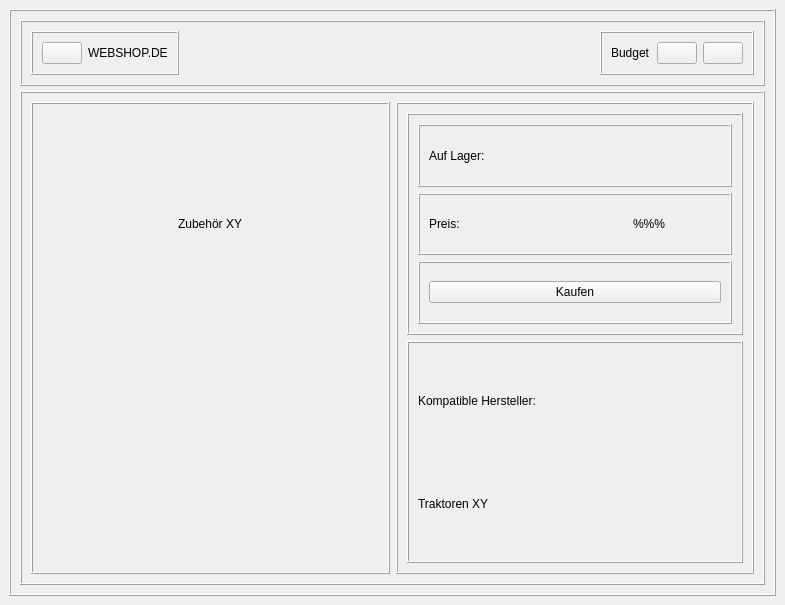
Above: frontend/accessoriesWindow.ui from nhatlam96/gui-xtraktor before the change. Below: the same form after it.
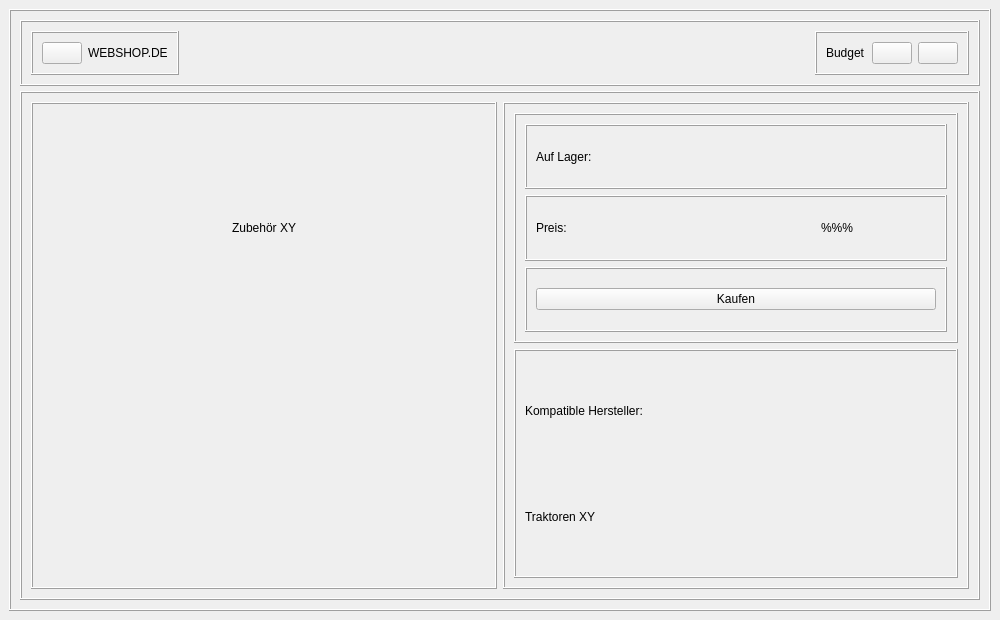
That is the form after the change. Icons and pictures are not drawn.

```diff
--- a/frontend/accessoriesWindow.ui
+++ b/frontend/accessoriesWindow.ui
@@ -6,14 +6,26 @@
    <rect>
     <x>0</x>
     <y>0</y>
-    <width>785</width>
-    <height>605</height>
+    <width>1000</width>
+    <height>620</height>
    </rect>
   </property>
+  <property name="sizePolicy">
+   <sizepolicy hsizetype="Fixed" vsizetype="Fixed">
+    <horstretch>0</horstretch>
+    <verstretch>0</verstretch>
+   </sizepolicy>
+  </property>
+  <property name="minimumSize">
+   <size>
+    <width>1000</width>
+    <height>620</height>
+   </size>
+  </property>
   <property name="maximumSize">
    <size>
-    <width>800</width>
-    <height>800</height>
+    <width>1000</width>
+    <height>1000</height>
    </size>
   </property>
   <property name="windowTitle">
@@ -23,6 +35,12 @@
    <layout class="QVBoxLayout" name="verticalLayout">
     <item>
      <widget class="QFrame" name="main_frame">
+      <property name="minimumSize">
+       <size>
+        <width>0</width>
+        <height>0</height>
+       </size>
+      </property>
       <property name="frameShape">
        <enum>QFrame::Box</enum>
       </property>
```
Left out of the diff: 13 changed lines with no effect on the pictures.
